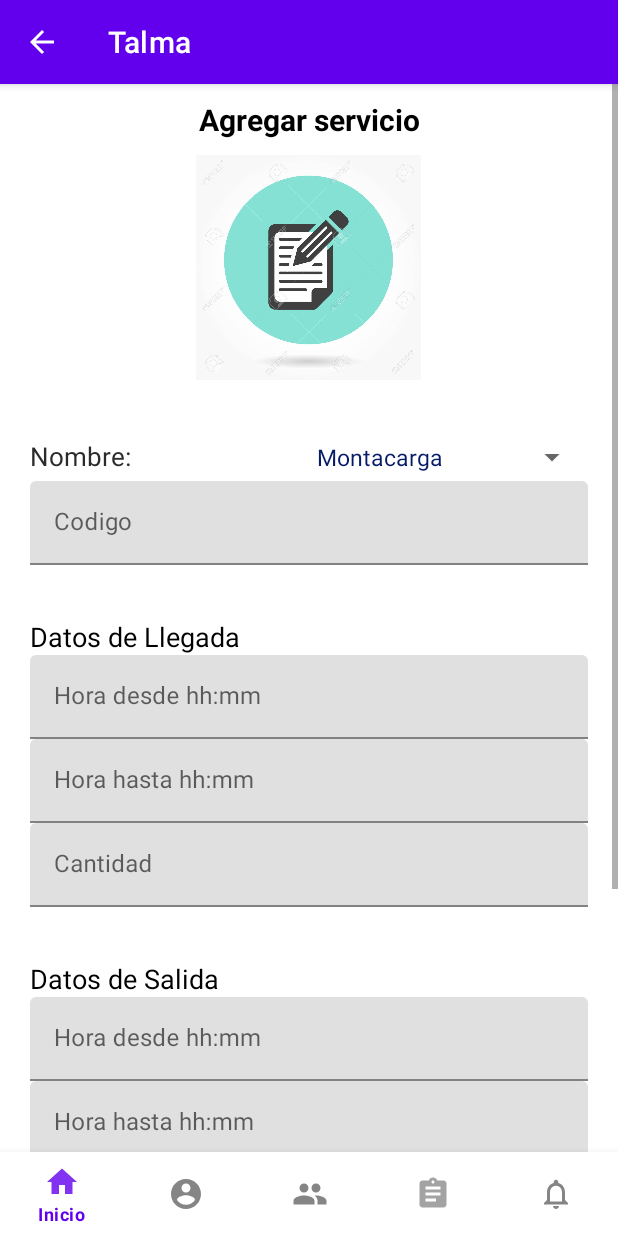
After one commit to jamescc2000/Talma, an Android app: the fragment AgregarServiciosFragment placed in its activity, on a phone screen of 412 x 824 dp. The commit adds this screen. Run offline under Robolectric (Android 15) with nearby library versions, the phone set to English and light mode, and no system bars; our stand-ins replace Firebase (no records; nobody signed in at launch, a user with empty details on screens opened directly).

Commit message:
Agregar Servicios

```diff
--- /dev/null
+++ b/app/src/main/java/com/example/talma/AgregarServiciosFragment.java
@@ -0,0 +1,63 @@
+package com.example.talma;
+
+import android.os.Bundle;
+
+import androidx.fragment.app.Fragment;
+import androidx.fragment.app.FragmentManager;
+import androidx.fragment.app.FragmentTransaction;
+
+import android.view.LayoutInflater;
+import android.view.View;
+import android.view.ViewGroup;
+import android.widget.ArrayAdapter;
+import android.widget.Button;
+import android.widget.Spinner;
+
+
+public class AgregarServiciosFragment extends Fragment {
+
+    private Spinner sp_servicios;
+    private Button btn_guardar_servicio;
+
+
+
+    public AgregarServiciosFragment() {
+        // Required empty public constructor
+    }
+
+
+    @Override
+    public void onCreate(Bundle savedInstanceState) {
+        super.onCreate(savedInstanceState);
+
+    }
+
+    @Override
+    public View onCreateView(LayoutInflater inflater, ViewGroup container,
+                             Bundle savedInstanceState) {
+        // Inflate the layout for this fragment
+        View view = inflater.inflate(R.layout.fragment_agregar_servicios, container, false);
+
+        sp_servicios = (Spinner) view.findViewById(R.id.sp_aeropuertos);
+        btn_guardar_servicio = (Button) view.findViewById(R.id.btn_guardar_servicio);
+
+        String [] opciones_servicios = {"Montacarga","Tractor","Estibador"};
+        ArrayAdapter<String> adapter_servicios = new ArrayAdapter<String>(view.getContext(), R.layout.spinner,opciones_servicios);
+        sp_servicios.setAdapter(adapter_servicios);
+
+        btn_guardar_servicio.setOnClickListener(new View.OnClickListener() {
+            @Override
+            public void onClick(View v) {
+                FragmentManager fragmentManager = getActivity().getSupportFragmentManager();
+                FragmentTransaction transaction =  fragmentManager.beginTransaction();
+                transaction.setReorderingAllowed(true);
+
+                transaction.replace(R.id.content, RegistrarServiciosFragment.class, null);
+                transaction.commit();
+                transaction.addToBackStack(null);
+            }
+        });
+
+        return view;
+    }
+}
--- a/app/src/main/java/com/example/talma/RegistrarRsireFragment.java
+++ b/app/src/main/java/com/example/talma/RegistrarRsireFragment.java
@@ -44,15 +44,15 @@ public class RegistrarRsireFragment extends Fragment {
         btn_siguiente = (Button) view.findViewById(R.id.btn_siguiente);
 
         String [] opciones_aeropuertos = {"Jorge Cahvez","Alfredo Rodríguez Ballón","Alfredo Mendívil Duarte","Armando Revoredo Iglesias", "Chiclayo", "Alejandro Velasco Astete de Cusco"};
-        ArrayAdapter<String> adapter_aeropuetos = new ArrayAdapter<String>(view.getContext(), R.layout.sp_aeropuertos,opciones_aeropuertos);
+        ArrayAdapter<String> adapter_aeropuetos = new ArrayAdapter<String>(view.getContext(), R.layout.spinner,opciones_aeropuertos);
         sp_aeropuertos.setAdapter(adapter_aeropuetos);
 
         String [] opciones_aeronaves = {"Avión de carga", "Avion comercial"};
-        ArrayAdapter<String> adapter_aeronaves = new ArrayAdapter<String>(view.getContext(), R.layout.sp_aeronaves,opciones_aeronaves);
+        ArrayAdapter<String> adapter_aeronaves = new ArrayAdapter<String>(view.getContext(), R.layout.spinner,opciones_aeronaves);
         sp_aeronaves.setAdapter(adapter_aeronaves);
 
         String [] opciones_pagos = {"Contado", "Credito"};
-        ArrayAdapter<String> adapter_pagos = new ArrayAdapter<String>(view.getContext(), R.layout.sp_pagos,opciones_pagos);
+        ArrayAdapter<String> adapter_pagos = new ArrayAdapter<String>(view.getContext(), R.layout.spinner,opciones_pagos);
         sp_pagos.setAdapter(adapter_pagos);
 
         btn_siguiente.setOnClickListener(new View.OnClickListener() {
--- a/app/src/main/java/com/example/talma/RegistrarServiciosFragment.java
+++ b/app/src/main/java/com/example/talma/RegistrarServiciosFragment.java
@@ -4,6 +4,8 @@ import android.graphics.Color;
 import android.os.Bundle;
 
 import androidx.fragment.app.Fragment;
+import androidx.fragment.app.FragmentManager;
+import androidx.fragment.app.FragmentTransaction;
 
 import android.view.LayoutInflater;
 import android.view.View;
@@ -58,8 +60,13 @@ public class RegistrarServiciosFragment extends Fragment {
         btn_agregar.setOnClickListener(new View.OnClickListener() {
             @Override
             public void onClick(View v) {
-                String [] item = new String[] {et_nombre.getText().toString(), "SRMQ167", " "};
-                tablaDinamica.addItem(item);
+                FragmentManager fragmentManager = getActivity().getSupportFragmentManager();
+                FragmentTransaction transaction =  fragmentManager.beginTransaction();
+                transaction.setReorderingAllowed(true);
+
+                transaction.replace(R.id.content, AgregarServiciosFragment.class, null);
+                transaction.commit();
+                transaction.addToBackStack(null);
             }
         });
 
--- /dev/null
+++ b/app/src/main/res/layout/fragment_agregar_servicios.xml
@@ -0,0 +1,270 @@
+<?xml version="1.0" encoding="utf-8"?>
+<ScrollView
+    xmlns:android="http://schemas.android.com/apk/res/android"
+    xmlns:app="http://schemas.android.com/apk/res-auto"
+    xmlns:tools="http://schemas.android.com/tools"
+    android:layout_width="match_parent"
+    android:layout_height="match_parent"
+    android:background="#fff"
+    tools:context=".AgregarServiciosFragment">
+
+    <androidx.appcompat.widget.LinearLayoutCompat
+        android:layout_width="match_parent"
+        android:layout_height="wrap_content"
+        android:padding="10dp"
+        android:orientation="vertical">
+
+        <!--Titulo-->
+        <TextView
+            android:layout_width="match_parent"
+            android:layout_height="wrap_content"
+            android:layout_gravity="center"
+            android:text="@string/txt_agregar_servicio"
+            android:textAlignment="center"
+            android:textColor="#000"
+            android:textSize="20sp"
+            android:textStyle="bold" />
+
+        <!--Imagen-->
+        <androidx.appcompat.widget.AppCompatImageView
+            android:layout_width="150dp"
+            android:layout_height="150dp"
+            android:layout_marginTop="10dp"
+            android:layout_gravity="center"
+            android:src="@drawable/registro"
+            android:layout_marginBottom="15dp"/>
+
+        <!--Datos generales del servicios-->
+        <androidx.appcompat.widget.LinearLayoutCompat
+            android:layout_width="match_parent"
+            android:layout_height="wrap_content"
+            android:orientation="vertical"
+            android:padding="10dp"
+            android:layout_marginBottom="15dp">
+
+            <!--Nombre del servicio-->
+            <androidx.appcompat.widget.LinearLayoutCompat
+                android:layout_width="match_parent"
+                android:layout_height="wrap_content"
+                android:layout_marginTop="10dp"
+                android:orientation="horizontal">
+
+                <TextView
+                    android:layout_width="match_parent"
+                    android:layout_height="wrap_content"
+                    android:text="@string/txt_nombre_servicio"
+                    android:layout_weight="2"
+                    android:textSize="17sp"
+                    android:textColor="#2B2B2B"/>
+
+                <Spinner
+                    android:id="@+id/sp_aeropuertos"
+                    android:layout_width="match_parent"
+                    android:layout_height="wrap_content"
+                    android:layout_weight="2"/>
+
+            </androidx.appcompat.widget.LinearLayoutCompat>
+
+            <!--Codigo-->
+            <com.google.android.material.textfield.TextInputLayout
+                android:layout_width="match_parent"
+                android:layout_height="wrap_content">
+
+                <EditText
+                    android:id="@+id/et_codigo"
+                    android:layout_width="match_parent"
+                    android:layout_height="wrap_content"
+                    android:hint="@string/txt_Codigo"
+                    android:importantForAutofill="no"
+                    android:inputType="time"
+                    android:textColorHint="#000" />
+
+            </com.google.android.material.textfield.TextInputLayout>
+
+
+        </androidx.appcompat.widget.LinearLayoutCompat>
+
+        <!--Datos de llegada-->
+        <androidx.appcompat.widget.LinearLayoutCompat
+            android:layout_width="match_parent"
+            android:layout_height="wrap_content"
+            android:orientation="vertical"
+            android:padding="10dp"
+            android:layout_marginBottom="15dp">
+
+            !--Titulo-->
+            <TextView
+                android:layout_width="match_parent"
+                android:layout_height="wrap_content"
+                android:text="@string/txt_datos_llegada"
+                android:textColor="#000"
+                android:textSize="18sp"/>
+
+            <!--Hora Desde-->
+            <com.google.android.material.textfield.TextInputLayout
+                android:layout_width="match_parent"
+                android:layout_height="wrap_content">
+
+                <EditText
+                    android:id="@+id/et_hora_desde_llegada"
+                    android:layout_width="match_parent"
+                    android:layout_height="wrap_content"
+                    android:hint="@string/txt_hora_desde"
+                    android:importantForAutofill="no"
+                    android:inputType="time"
+                    android:textColorHint="#000" />
+
+            </com.google.android.material.textfield.TextInputLayout>
+
+            <!--Hora Hasta-->
+            <com.google.android.material.textfield.TextInputLayout
+                android:layout_width="match_parent"
+                android:layout_height="wrap_content">
+
+                <EditText
+                    android:id="@+id/et_hora_hasta_llegada"
+                    android:layout_width="match_parent"
+                    android:layout_height="wrap_content"
+                    android:hint="@string/txt_hora_hasta"
+                    android:importantForAutofill="no"
+                    android:inputType="time"
+                    android:textColorHint="#000" />
+
+            </com.google.android.material.textfield.TextInputLayout>
+
+            <!--Cantidad-->
+            <com.google.android.material.textfield.TextInputLayout
+                android:layout_width="match_parent"
+                android:layout_height="wrap_content">
+
+                <EditText
+                    android:id="@+id/et_cantidad_llegada"
+                    android:hint="@string/txt_cantidad"
+                    android:inputType="textCapWords"
+                    android:textColorHint="#000"
+                    android:layout_width="match_parent"
+                    android:layout_height="wrap_content"
+                    android:importantForAutofill="no"/>
+
+            </com.google.android.material.textfield.TextInputLayout>
+
+        </androidx.appcompat.widget.LinearLayoutCompat>
+
+        <!--Datos de salida-->
+        <androidx.appcompat.widget.LinearLayoutCompat
+            android:layout_width="match_parent"
+            android:layout_height="wrap_content"
+            android:orientation="vertical"
+            android:padding="10dp"
+            android:layout_marginBottom="15dp">
+
+            !--Titulo-->
+            <TextView
+                android:layout_width="match_parent"
+                android:layout_height="wrap_content"
+                android:text="@string/txt_datos_salida"
+                android:textColor="#000"
+                android:textSize="18sp" />
+
+            <!--Hora Desde-->
+            <com.google.android.material.textfield.TextInputLayout
+                android:layout_width="match_parent"
+                android:layout_height="wrap_content">
+
+                <EditText
+                    android:id="@+id/et_hora_desde_salida"
+                    android:layout_width="match_parent"
+                    android:layout_height="wrap_content"
+                    android:hint="@string/txt_hora_desde"
+                    android:importantForAutofill="no"
+                    android:inputType="time"
+                    android:textColorHint="#000" />
+
+            </com.google.android.material.textfield.TextInputLayout>
+
+            <!--Hora Hasta-->
+            <com.google.android.material.textfield.TextInputLayout
+                android:layout_width="match_parent"
+                android:layout_height="wrap_content">
+
+                <EditText
+                    android:id="@+id/et_hora_hasta_salida"
+                    android:layout_width="match_parent"
+                    android:layout_height="wrap_content"
+                    android:hint="@string/txt_hora_hasta"
+                    android:importantForAutofill="no"
+                    android:inputType="time"
+                    android:textColorHint="#000" />
+
+            </com.google.android.material.textfield.TextInputLayout>
+
+            <!--Cantidad-->
+            <com.google.android.material.textfield.TextInputLayout
+                android:layout_width="match_parent"
+                android:layout_height="wrap_content">
+
+                <EditText
+                    android:id="@+id/et_cantidad_salida"
+                    android:hint="@string/txt_cantidad"
+                    android:inputType="textCapWords"
+                    android:textColorHint="#000"
+                    android:layout_width="match_parent"
+                    android:layout_height="wrap_content"
+                    android:importantForAutofill="no"/>
+
+            </com.google.android.material.textfield.TextInputLayout>
+
+        </androidx.appcompat.widget.LinearLayoutCompat>
+
+        <!--Total cantisdad-->
+        <androidx.appcompat.widget.LinearLayoutCompat
+            android:layout_width="match_parent"
+            android:layout_height="wrap_content"
+            android:orientation="vertical"
+            android:padding="10dp"
+            android:layout_marginBottom="15dp">
+
+            <!--TVCantidad Total-->
+            <androidx.appcompat.widget.LinearLayoutCompat
+                android:layout_width="match_parent"
+                android:layout_height="wrap_content"
+                android:layout_marginTop="10dp"
+                android:orientation="horizontal">
+
+                <TextView
+                    android:layout_width="match_parent"
+                    android:layout_height="wrap_content"
+                    android:hint="@string/txt_cantidad_total"
+                    android:layout_weight="2"
+                    android:textSize="17sp"
+                    android:textColorHint="#000"/>
+
+                <TextView
+                    android:id="@+id/tv_cantidad_total"
+                    android:hint="@string/cantidad_total"
+                    android:layout_width="match_parent"
+                    android:layout_height="wrap_content"
+                    android:inputType="time"
+                    android:layout_weight="2"
+                    android:textColorHint="#000" />
+
+            </androidx.appcompat.widget.LinearLayoutCompat>
+
+
+
+
+        </androidx.appcompat.widget.LinearLayoutCompat>
+
+        <Button
+            android:id="@+id/btn_guardar_servicio"
+            android:text="@string/btn_guardar_servicio"
+            android:background="@drawable/btn_personalizado"
+            android:textColor="#fff"
+            android:layout_marginTop="15dp"
+            android:layout_width="match_parent"
+            android:layout_height="wrap_content"
+            app:backgroundTint="@color/teal_700"/>
+
+    </androidx.appcompat.widget.LinearLayoutCompat>
+
+</ScrollView>
--- a/app/src/main/res/layout/sp_aeropuertos.xml
+++ /dev/null
@@ -1,8 +0,0 @@
-<?xml version="1.0" encoding="utf-8"?>
-<TextView
-    android:layout_height="match_parent"
-    android:layout_width="wrap_content"
-    android:textSize="15sp"
-    android:padding="5sp"
-    android:textColor="#061C68"
-    xmlns:android="http://schemas.android.com/apk/res/android"/>
--- a/app/src/main/res/layout/sp_pagos.xml
+++ /dev/null
@@ -1,8 +0,0 @@
-<?xml version="1.0" encoding="utf-8"?>
-<TextView
-    android:layout_height="match_parent"
-    android:layout_width="wrap_content"
-    android:textSize="15sp"
-    android:padding="5sp"
-    android:textColor="#061C68"
-    xmlns:android="http://schemas.android.com/apk/res/android"/>
--- a/app/src/main/res/values/strings.xml
+++ b/app/src/main/res/values/strings.xml
@@ -44,8 +44,8 @@
     <string name="txt_matricula">Matricula</string>
     <string name="txt_a_cargo_de">A cargo de</string>
     <string name="txt_pago">Forma de pago: </string>
-    <string name="txt_fecha">Fecha: dd/mm/yyyy</string>
-    <string name="txt_hora">Hora: hh/mm</string>
+    <string name="txt_fecha">Fecha dd/mm/yyyy</string>
+    <string name="txt_hora">Hora hh:mm</string>
     <string name="txt_nvuelo">N° vuelo</string>
     <string name="txt_pea">PEA</string>
     <string name="btn_siguiente">Siguiente</string>
@@ -53,6 +53,17 @@
     <!--Registro de servicio-->
     <string name="btn_agregar">Agregar servicio</string>
     <string name="btn_finalizar">Finalizar</string>
+
+    <!--Agregar de servicio-->
+    <string name="txt_agregar_servicio">Agregar servicio</string>
+    <string name="txt_nombre_servicio">Nombre: </string>
+    <string name="txt_Codigo">Codigo </string>
+    <string name="btn_guardar_servicio">Guardar</string>
+    <string name="txt_hora_desde">Hora desde hh:mm</string>
+    <string name="txt_hora_hasta">Hora hasta hh:mm</string>
+    <string name="txt_cantidad">Cantidad</string>
+    <string name="txt_cantidad_total">Cantidad Total: </string>
+    <string name="cantidad_total">--</string>
 
     <!--Atención de reclamos-->
     <string name="ar_col1">RSIR</string>
```
Also changed, not shown: app/src/main/res/layout/spinner.xml (renamed from app/src/main/res/layout/sp_aeronaves.xml).
